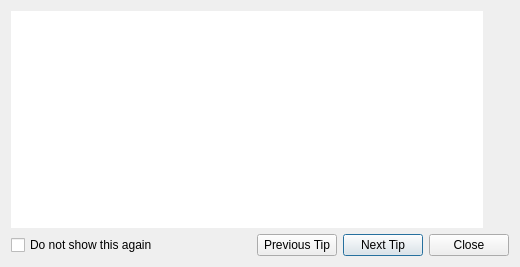
Before: the Qt Designer form src/gui/starttipdialog_q.ui in fwbuilder/fwbuilder, drawn with Qt 5.
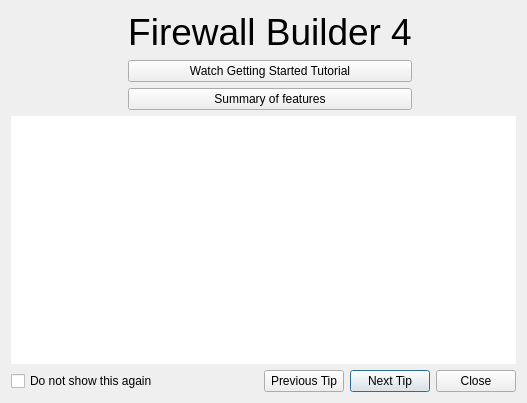
After: the same form once the commit is applied. Icons and pictures are not drawn.

Commit message: added buttons "show tutorial" and "summary" to the startup dialog

The edit to the form file:
```diff
--- a/src/gui/starttipdialog_q.ui
+++ b/src/gui/starttipdialog_q.ui
@@ -1,21 +1,124 @@
 <ui version="4.0" >
  <class>StartTipDialog_q</class>
- <widget class="QDialog" name="StartTipDialog_q" >
-  <property name="geometry" >
+ <widget class="QDialog" name="StartTipDialog_q">
+  <property name="geometry">
    <rect>
     <x>0</x>
     <y>0</y>
-    <width>520</width>
-    <height>267</height>
+    <width>527</width>
+    <height>403</height>
    </rect>
   </property>
   <property name="windowTitle" >
    <string>Welcome to Firewall Builder</string>
   </property>
-  <layout class="QGridLayout" name="gridLayout" >
-   <item rowspan="2" row="0" column="0" >
-    <widget class="QTextBrowser" name="textview" >
-     <property name="frameShape" >
+  <layout class="QGridLayout" name="gridLayout_2">
+   <item row="0" column="0">
+    <widget class="QLabel" name="label">
+     <property name="text">
+      <string/>
+     </property>
+     <property name="pixmap">
+      <pixmap resource="MainRes.qrc">:/Images/fwbuilder3-128x128.png</pixmap>
+     </property>
+     <property name="scaledContents">
+      <bool>false</bool>
+     </property>
+    </widget>
+   </item>
+   <item row="0" column="1">
+    <layout class="QGridLayout" name="gridLayout">
+     <item row="0" column="1">
+      <widget class="QLabel" name="label_2">
+       <property name="sizePolicy">
+        <sizepolicy hsizetype="Expanding" vsizetype="Preferred">
+         <horstretch>0</horstretch>
+         <verstretch>0</verstretch>
+        </sizepolicy>
+       </property>
+       <property name="text">
+        <string>&lt;!DOCTYPE HTML PUBLIC &quot;-//W3C//DTD HTML 4.0//EN&quot; &quot;http://www.w3.org/TR/REC-html40/strict.dtd&quot;&gt;
+&lt;html&gt;&lt;head&gt;&lt;meta name=&quot;qrichtext&quot; content=&quot;1&quot; /&gt;&lt;style type=&quot;text/css&quot;&gt;
+p, li { white-space: pre-wrap; }
+&lt;/style&gt;&lt;/head&gt;&lt;body style=&quot; font-family:'Lucida Grande'; font-size:13pt; font-weight:400; font-style:normal;&quot;&gt;
+&lt;p style=&quot; margin-top:0px; margin-bottom:0px; margin-left:0px; margin-right:0px; -qt-block-indent:0; text-indent:0px;&quot;&gt;&lt;span style=&quot; font-size:28pt;&quot;&gt;Firewall Builder 4&lt;/span&gt;&lt;/p&gt;&lt;/body&gt;&lt;/html&gt;</string>
+       </property>
+       <property name="alignment">
+        <set>Qt::AlignCenter</set>
+       </property>
+      </widget>
+     </item>
+     <item row="1" column="0">
+      <spacer name="horizontalSpacer_4">
+       <property name="orientation">
+        <enum>Qt::Horizontal</enum>
+       </property>
+       <property name="sizeHint" stdset="0">
+        <size>
+         <width>40</width>
+         <height>20</height>
+        </size>
+       </property>
+      </spacer>
+     </item>
+     <item row="1" column="1">
+      <widget class="QPushButton" name="start_tutorial">
+       <property name="text">
+        <string>Watch Getting Started Tutorial</string>
+       </property>
+      </widget>
+     </item>
+     <item row="1" column="2">
+      <spacer name="horizontalSpacer_2">
+       <property name="orientation">
+        <enum>Qt::Horizontal</enum>
+       </property>
+       <property name="sizeHint" stdset="0">
+        <size>
+         <width>40</width>
+         <height>20</height>
+        </size>
+       </property>
+      </spacer>
+     </item>
+     <item row="2" column="0">
+      <spacer name="horizontalSpacer_5">
+       <property name="orientation">
+        <enum>Qt::Horizontal</enum>
+       </property>
+       <property name="sizeHint" stdset="0">
+        <size>
+         <width>40</width>
+         <height>20</height>
+        </size>
+       </property>
+      </spacer>
+     </item>
+     <item row="2" column="1">
+      <widget class="QPushButton" name="show_summary">
+       <property name="text">
+        <string>Summary of features</string>
+       </property>
+      </widget>
+     </item>
+     <item row="2" column="2">
+      <spacer name="horizontalSpacer_3">
+       <property name="orientation">
+        <enum>Qt::Horizontal</enum>
+       </property>
+       <property name="sizeHint" stdset="0">
+        <size>
+         <width>40</width>
+         <height>20</height>
+        </size>
+       </property>
+      </spacer>
+     </item>
+    </layout>
+   </item>
+   <item row="1" column="0" colspan="2">
+    <widget class="QTextBrowser" name="textview">
+     <property name="frameShape">
       <enum>QFrame::NoFrame</enum>
      </property>
      <property name="frameShadow" >
@@ -29,34 +132,8 @@
      </property>
     </widget>
    </item>
-   <item row="0" column="1" >
-    <widget class="QLabel" name="label" >
-     <property name="text" >
-      <string/>
-     </property>
-     <property name="pixmap" >
-      <pixmap resource="MainRes.qrc" >:/Images/fwbuilder3-128x128.png</pixmap>
-     </property>
-     <property name="scaledContents" >
-      <bool>false</bool>
-     </property>
-    </widget>
-   </item>
-   <item row="1" column="1" >
-    <spacer name="verticalSpacer" >
-     <property name="orientation" >
-      <enum>Qt::Vertical</enum>
-     </property>
-     <property name="sizeHint" stdset="0" >
-      <size>
-       <width>20</width>
-       <height>153</height>
-      </size>
-     </property>
-    </spacer>
-   </item>
-   <item row="2" column="0" colspan="2" >
-    <layout class="QHBoxLayout" name="horizontalLayout" >
+   <item row="2" column="0" colspan="2">
+    <layout class="QHBoxLayout" name="horizontalLayout">
      <item>
       <widget class="QCheckBox" name="donotshow" >
        <property name="text" >
```
Left out of the diff: 55 changed lines with no effect on the pictures. The commit also changes 1 other file.
